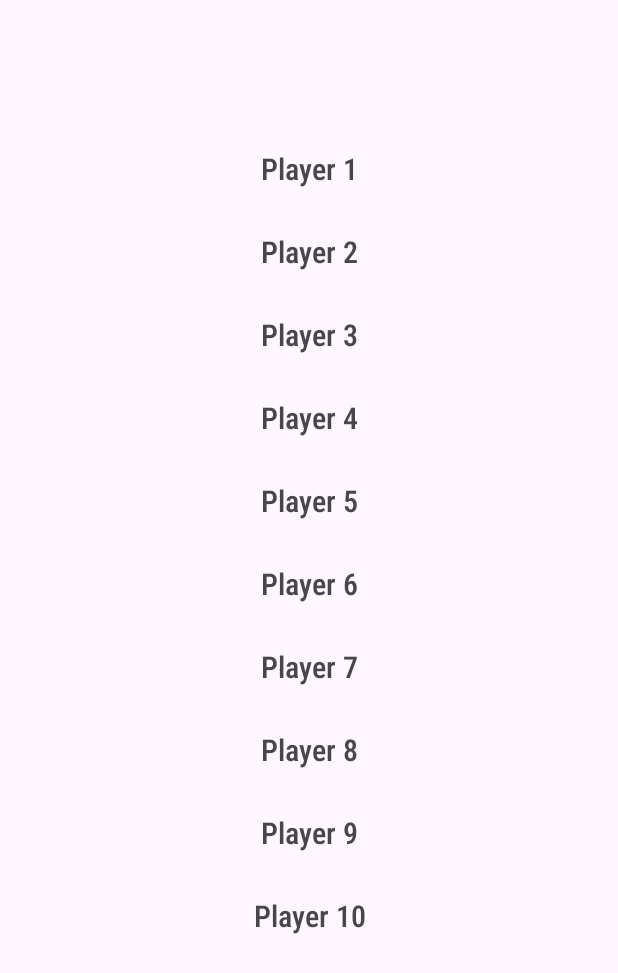
After one commit to Jennifer-10982/TriviaQuestion, an Android app: the layout score_list.xml on its own in the app's theme, with its tools: preview values and no code run, on a phone screen of 412 x 824 dp. The commit adds this screen. Shown: the top 973 px of the screen. Run offline under Robolectric (Android 15) with nearby library versions, the phone set to English and light mode, and no system bars.

Commit message:
Commit: Layout finished. Working on recyclerView as of now

```diff
--- /dev/null
+++ b/app/src/main/java/algonquin/cst2335/triviaquestion/GameOverPage.java
@@ -0,0 +1,3 @@
+package algonquin.cst2335.triviaquestion;
+public class GameOverPage {
+}
--- /dev/null
+++ b/app/src/main/res/layout/score_list.xml
@@ -0,0 +1,130 @@
+<?xml version="1.0" encoding="utf-8"?>
+<androidx.constraintlayout.widget.ConstraintLayout xmlns:android="http://schemas.android.com/apk/res/android"
+    xmlns:app="http://schemas.android.com/apk/res-auto"
+    xmlns:tools="http://schemas.android.com/tools"
+    android:layout_width="match_parent"
+    android:layout_height="match_parent">
+
+    <TextView
+        android:id="@+id/score_1"
+        android:layout_width="300dp"
+        android:layout_height="45dp"
+        android:layout_marginTop="90dp"
+        android:fontFamily="sans-serif-condensed-medium"
+        android:gravity="center"
+        android:text="Player 1"
+        android:textSize="20dp"
+        app:layout_constraintEnd_toEndOf="parent"
+        app:layout_constraintStart_toStartOf="parent"
+        app:layout_constraintTop_toTopOf="parent" />
+
+    <TextView
+        android:id="@+id/score_2"
+        android:layout_width="300dp"
+        android:layout_height="45dp"
+        android:layout_marginTop="10dp"
+        android:fontFamily="sans-serif-condensed-medium"
+        android:gravity="center"
+        android:text="Player 2"
+        android:textSize="20dp"
+        app:layout_constraintStart_toStartOf="@+id/score_1"
+        app:layout_constraintTop_toBottomOf="@+id/score_1" />
+
+    <TextView
+        android:id="@+id/score_3"
+        android:layout_width="300dp"
+        android:layout_height="45dp"
+        android:layout_marginTop="10dp"
+        android:fontFamily="sans-serif-condensed-medium"
+        android:gravity="center"
+        android:text="Player 3"
+        android:textSize="20dp"
+        app:layout_constraintEnd_toEndOf="parent"
+        app:layout_constraintHorizontal_bias="0.0"
+        app:layout_constraintStart_toStartOf="@+id/score_2"
+        app:layout_constraintTop_toBottomOf="@+id/score_2" />
+
+    <TextView
+        android:id="@+id/score_4"
+        android:layout_width="300dp"
+        android:layout_height="45dp"
+        android:layout_marginTop="10dp"
+        android:fontFamily="sans-serif-condensed-medium"
+        android:gravity="center"
+        android:text="Player 4"
+        android:textSize="20dp"
+        app:layout_constraintStart_toStartOf="@+id/score_3"
+        app:layout_constraintTop_toBottomOf="@+id/score_3" />
+
+    <TextView
+        android:id="@+id/score_5"
+        android:layout_width="300dp"
+        android:layout_height="45dp"
+        android:layout_marginTop="10dp"
+        android:fontFamily="sans-serif-condensed-medium"
+        android:gravity="center"
+        android:text="Player 5"
+        android:textSize="20dp"
+        app:layout_constraintStart_toStartOf="@+id/score_4"
+        app:layout_constraintTop_toBottomOf="@+id/score_4" />
+
+    <TextView
+        android:id="@+id/score_6"
+        android:layout_width="300dp"
+        android:layout_height="45dp"
+        android:layout_marginTop="10dp"
+        android:fontFamily="sans-serif-condensed-medium"
+        android:gravity="center"
+        android:text="Player 6"
+        android:textSize="20dp"
+        app:layout_constraintStart_toStartOf="@+id/score_5"
+        app:layout_constraintTop_toBottomOf="@+id/score_5" />
+
+    <TextView
+        android:id="@+id/score_7"
+        android:layout_width="300dp"
+        android:layout_height="45dp"
+        android:layout_marginTop="10dp"
+        android:fontFamily="sans-serif-condensed-medium"
+        android:gravity="center"
+        android:text="Player 7"
+        android:textSize="20dp"
+        app:layout_constraintStart_toStartOf="@+id/score_6"
+        app:layout_constraintTop_toBottomOf="@+id/score_6" />
+
+    <TextView
+        android:id="@+id/score_8"
+        android:layout_width="300dp"
+        android:layout_height="45dp"
+        android:layout_marginTop="10dp"
+        android:fontFamily="sans-serif-condensed-medium"
+        android:gravity="center"
+        android:text="Player 8"
+        android:textSize="20dp"
+        app:layout_constraintStart_toStartOf="@+id/score_7"
+        app:layout_constraintTop_toBottomOf="@+id/score_7" />
+
+    <TextView
+        android:id="@+id/score_9"
+        android:layout_width="300dp"
+        android:layout_height="45dp"
+        android:layout_marginTop="10dp"
+        android:fontFamily="sans-serif-condensed-medium"
+        android:gravity="center"
+        android:text="Player 9"
+        android:textSize="20dp"
+        app:layout_constraintStart_toStartOf="@+id/score_8"
+        app:layout_constraintTop_toBottomOf="@+id/score_8" />
+
+    <TextView
+        android:id="@+id/score_10"
+        android:layout_width="300dp"
+        android:layout_height="45dp"
+        android:layout_marginTop="10dp"
+        android:fontFamily="sans-serif-condensed-medium"
+        android:gravity="center"
+        android:text="Player 10"
+        android:textSize="20dp"
+        app:layout_constraintStart_toStartOf="@+id/score_9"
+        app:layout_constraintTop_toBottomOf="@+id/score_9" />
+</androidx.constraintlayout.widget.ConstraintLayout>
```
Also changed, not shown: app/src/main/java/algonquin/cst2335/triviaquestion/Questionnaire_Page.java (+7 -0 lines), app/src/main/res/layout/input_page.xml (added, +50 -0 lines), app/src/main/res/layout/leadership_details_layout.xml (added, +30 -0 lines).
